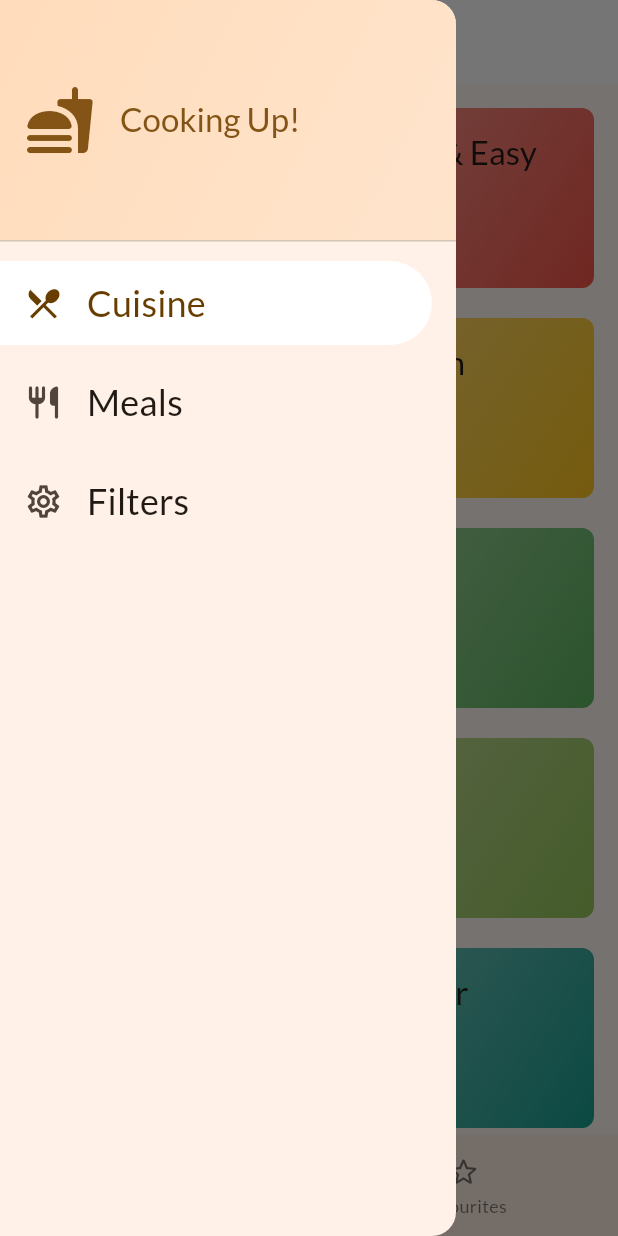
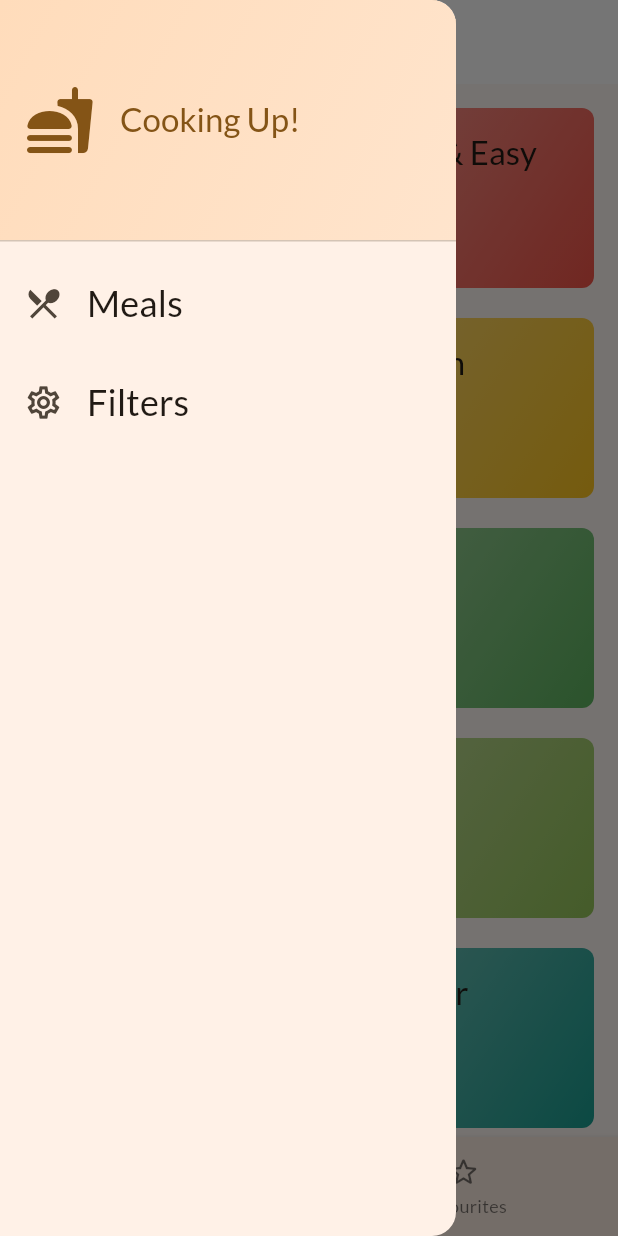
Before and after one commit to D0-xa/meals, a Flutter app: the screen it shows after launch, with the side drawer open, on a phone screen of 412 x 824 dp. Run offline on Flutter 3.47's test engine with Material 3 defaults, Android fonts, the phone set to English and light mode, and no system bars; our stand-ins replace flutter_riverpod, google_fonts, transparent_image.

Commit message:
Completed! For now atleast

```diff
--- a/lib/main.dart
+++ b/lib/main.dart
@@ -12,6 +12,12 @@ final kDarkColorScheme = ColorScheme.fromSeed(
   brightness: Brightness.dark,
   seedColor: const Color.fromARGB(255, 131, 57, 0),
 );
+
+const pageTransition =
+    PageTransitionsTheme(builders: <TargetPlatform, PageTransitionsBuilder>{
+  TargetPlatform.android: ZoomPageTransitionsBuilder(),
+  TargetPlatform.iOS: CupertinoPageTransitionsBuilder(),
+});
 
 void main() {
   runApp(
@@ -35,6 +41,7 @@ class App extends StatelessWidget {
           color: kColorScheme.onSecondary,
         ),
         textTheme: GoogleFonts.latoTextTheme(),
+        pageTransitionsTheme: pageTransition,
       ),
       darkTheme: ThemeData(
         useMaterial3: true,
@@ -43,6 +50,7 @@ class App extends StatelessWidget {
           color: kDarkColorScheme.onSecondary,
         ),
         textTheme: GoogleFonts.latoTextTheme(),
+        pageTransitionsTheme: pageTransition,
       ),
       home: const TabsScreen(),
     );
--- a/lib/screens/categories.dart
+++ b/lib/screens/categories.dart
@@ -21,7 +21,8 @@ class CategoriesScreen extends StatelessWidget {
 
     Navigator.of(context).push(
       PageRouteBuilder(
-        transitionDuration: Durations.extralong1,
+        transitionDuration: Durations.long4,
+        reverseTransitionDuration: Durations.long4,
         pageBuilder: (context, animation, secondaryAnimation) => MealsScreen(
           title: category.title,
           meals: filteredMeals,
--- a/lib/widgets/drawer_tile.dart
+++ b/lib/widgets/drawer_tile.dart
@@ -6,13 +6,11 @@ class DrawerTile extends StatelessWidget {
     required this.title,
     required this.onSelectTile,
     required this.icon,
-    required this.selected,
   });
 
   final String title;
   final void Function() onSelectTile;
   final IconData icon;
-  final bool selected;
 
   @override
   Widget build(BuildContext context) {
@@ -41,9 +39,6 @@ class DrawerTile extends StatelessWidget {
             topRight: Radius.circular(35),
           ),
         ),
-        selected: selected,
-        selectedColor: Theme.of(context).colorScheme.onPrimaryContainer,
-        selectedTileColor: Theme.of(context).colorScheme.onPrimary,
         onTap: onSelectTile,
       ),
     );
--- a/lib/widgets/main_drawer.dart
+++ b/lib/widgets/main_drawer.dart
@@ -6,15 +6,14 @@ class MainDrawer extends StatelessWidget {
   const MainDrawer({
     super.key,
     required this.onSelectMenu,
-    required this.index,
   });
 
   final void Function(String identifier) onSelectMenu;
-  final int index;
 
   @override
   Widget build(BuildContext context) {
-    return Drawer(
+    return SafeArea(
+      child: Drawer(
         child: Column(
           children: [
             DrawerHeader(
@@ -52,20 +51,11 @@ class MainDrawer extends StatelessWidget {
               ),
             ),
             DrawerTile(
-            title: 'Cuisine',
-            onSelectTile: () {
-              onSelectMenu('Cuisine');
-            },
-            icon: Icons.restaurant_menu,
-            selected: index == 0 ? true : false,
-          ),
-          DrawerTile(
               title: 'Meals',
               onSelectTile: () {
                 onSelectMenu('Meals');
               },
-            icon: Icons.restaurant_rounded,
-            selected: false,
+              icon: Icons.restaurant_menu,
             ),
             DrawerTile(
               title: 'Filters',
@@ -73,9 +63,9 @@ class MainDrawer extends StatelessWidget {
                 onSelectMenu('Filters');
               },
               icon: Icons.settings_outlined,
-            selected: index == 1 ? true : false,
             ),
           ],
+        ),
       ),
     );
   }
```
Also changed, not shown: lib/screens/filters.dart (+1 -49 lines), lib/screens/tabs.dart (+7 -19 lines). Lines whose indentation alone changed are shown as unchanged.
